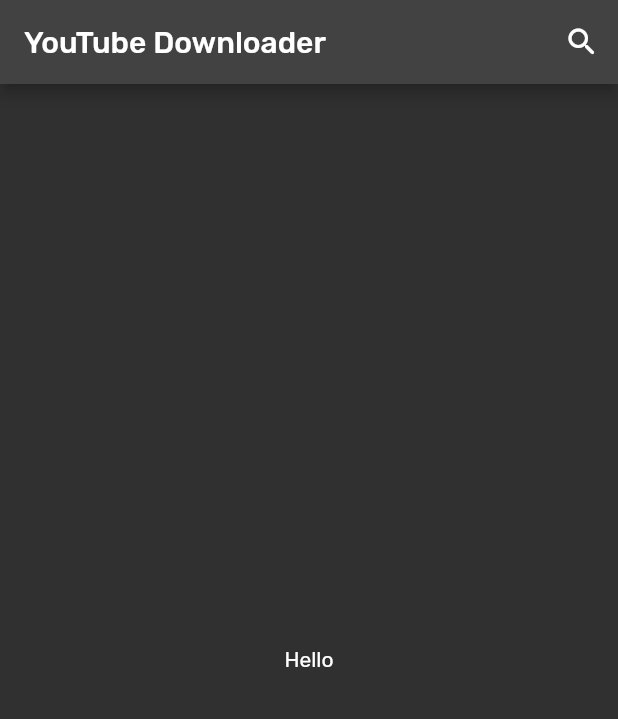
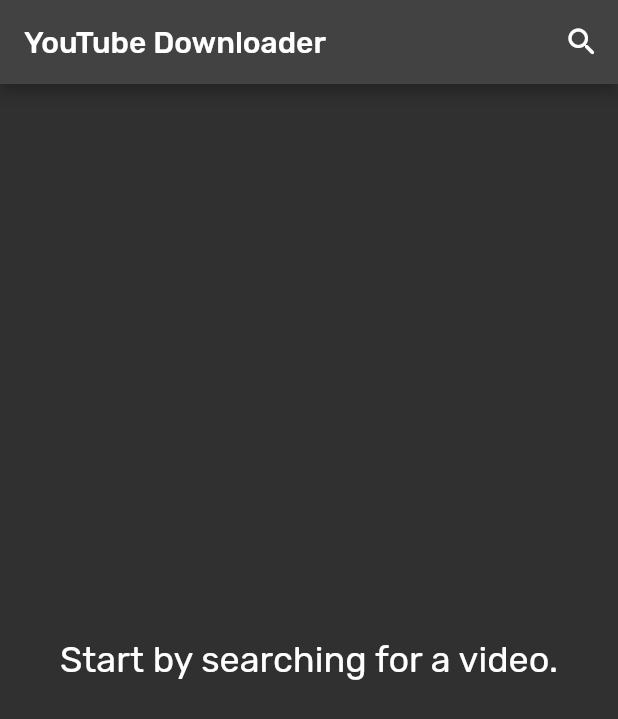
Before and after one commit to shessafridi/yt-downloader-flutter, a Flutter app: the screen it shows after launch, on a phone screen of 412 x 824 dp. Shown: the top 719 px of the screen. Run offline on Flutter 3.47's test engine with Material 2 defaults, Android fonts, the phone set to English and light mode, and no system bars; our stand-ins replace google_fonts; missing offline and left inert: youtube_explode_dart.

Commit message:
Refactored to use a search delegate

```diff
--- a/lib/main.dart
+++ b/lib/main.dart
@@ -13,6 +13,15 @@
   Widget build(BuildContext context) {
     return MaterialApp(
       theme: ThemeData.dark().copyWith(
+          cardTheme: const CardTheme(elevation: 0.0),
+          pageTransitionsTheme: const PageTransitionsTheme(builders: {
+            TargetPlatform.android: ZoomPageTransitionsBuilder(),
+            TargetPlatform.fuchsia: ZoomPageTransitionsBuilder(),
+            TargetPlatform.iOS: ZoomPageTransitionsBuilder(),
+            TargetPlatform.windows: ZoomPageTransitionsBuilder(),
+            TargetPlatform.macOS: ZoomPageTransitionsBuilder(),
+            TargetPlatform.linux: ZoomPageTransitionsBuilder(),
+          }),
           textTheme:
               GoogleFonts.rubikTextTheme().apply(bodyColor: Colors.white)),
       debugShowCheckedModeBanner: false,
--- a/lib/src/screens/home_screen.dart
+++ b/lib/src/screens/home_screen.dart
@@ -1,7 +1,5 @@
 import 'package:flutter/material.dart';
-import 'package:yt_player/src/screens/search_suggestions.dart';
-import 'package:yt_player/src/screens/video_list_screen.dart';
-import 'package:yt_player/src/services/youtubedl_service.dart';
+import 'package:yt_player/src/screens/search_screen.dart';
 
 class HomeScreen extends StatefulWidget {
   const HomeScreen({Key? key}) : super(key: key);
@@ -11,93 +9,31 @@
 }
 
 class _HomeScreenState extends State<HomeScreen> {
-  var showSearch = false;
-  var suggestions = <String>[];
-  final _query = TextEditingController();
-  final _queryFocusNode = FocusNode();
-
-  @override
-  void initState() {
-    super.initState();
-    _query.addListener(() async {
-      try {
-        var suggestions = await getSearchSuggestions(_query.text);
-        setState(() {
-          this.suggestions = suggestions;
-        });
-      } catch (e) {
-        setState(() {
-          suggestions = [];
-        });
-      }
-    });
-  }
-
-  @override
-  void dispose() {
-    // TODO: implement dispose
-    super.dispose();
-    _query.dispose();
-  }
-
-  void _showSearch() {
-    setState(() {
-      showSearch = true;
-      _queryFocusNode.requestFocus();
-    });
-  }
-
-  void _hideSearch() {
-    setState(() {
-      showSearch = false;
-      _query.clear();
-      suggestions = [];
-    });
-  }
-
   @override
   Widget build(BuildContext context) {
     return Scaffold(
       appBar: AppBar(
-        title: showSearch
-            ? TextField(
-                focusNode: _queryFocusNode,
-                controller: _query,
-                style: const TextStyle(color: Colors.white),
-                decoration: const InputDecoration(
-                  hintText: 'Search YouTube',
-                  hintStyle: TextStyle(
-                    color: Colors.white,
-                    fontSize: 18,
-                  ),
-                  border: InputBorder.none,
-                ),
-              )
-            : const Text('YouTube Downloader'),
+        title: const Text('YouTube Downloader'),
         actions: [
           IconButton(
               onPressed: () {
-                if (showSearch) {
-                  _hideSearch();
-                } else {
-                  _showSearch();
-                }
+                showSearch(context: context, delegate: VideoSearch());
               },
-              icon: Icon(showSearch ? Icons.close : Icons.search_rounded))
+              icon: const Icon(Icons.search_rounded))
         ],
       ),
-      body: showSearch
-          ? SearchSuggestions(
-              suggestions,
-              onTap: (suggestion) {
-                Navigator.of(context).push(MaterialPageRoute(
-                  builder: (context) => VideoListScreen(suggestion),
-                ));
-              },
-            )
-          : const Center(
-              child: Text("Hello"),
-            ),
+      body: Center(
+        child: Padding(
+          padding: const EdgeInsets.all(18.0),
+          child: Text(
+            "Start by searching for a video.",
+            textAlign: TextAlign.center,
+            style: Theme.of(context).textTheme.headline5!.apply(
+                  color: Colors.white,
+                ),
+          ),
+        ),
+      ),
     );
   }
 }
--- a/lib/src/services/youtubedl_service.dart
+++ b/lib/src/services/youtubedl_service.dart
@@ -6,7 +6,7 @@
   return _yt.search.getQuerySuggestions(query);
 }
 
-Future<SearchList> searchVideo(String query) async {
+Future<SearchList?> searchVideo(String query) async {
   return _yt.search.getVideos(query);
 }
 
```
Also changed, not shown: lib/src/screens/search_screen.dart (added, +132 -0 lines), lib/src/screens/search_suggestions.dart (deleted, +0 -26 lines), lib/src/screens/video_list_screen.dart (deleted, +0 -55 lines), lib/src/shared/search_tile.dart (added, +23 -0 lines), lib/src/shared/youtube_card.dart (added, +35 -0 lines).
